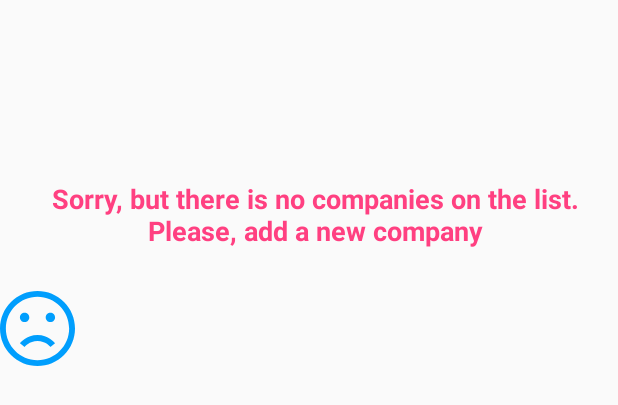
After one commit to SoulApps/PR11-Room, an Android app: the layout company_list_empty_view.xml on its own in the app's theme, with its tools: preview values and no code run, on a phone screen of 412 x 824 dp. The commit adds this screen. Shown: the top 405 px of the screen. Run offline under Robolectric (Android 15) with nearby library versions, the phone set to English and light mode, and no system bars.

Commit message:
v 0.4.1 errors
Errors in code

```diff
--- a/app/src/main/java/com/example/mc_ra/pr11_room/ui/company/CompanyListFragment.java
+++ b/app/src/main/java/com/example/mc_ra/pr11_room/ui/company/CompanyListFragment.java
@@ -24,6 +24,9 @@ import com.example.mc_ra.pr11_room.ui.main.MainActivityViewModel;
 import com.example.mc_ra.pr11_room.utils.RecyclerBindingAdapter;
 
 import java.util.List;
+
+import io.reactivex.android.schedulers.AndroidSchedulers;
+import io.reactivex.schedulers.Schedulers;
 
 public class CompanyListFragment extends Fragment implements RecyclerBindingAdapter.OnItemClickListener
         ,RecyclerBindingAdapter.OnItemLongClickListener{
--- /dev/null
+++ b/app/src/main/res/drawable/ic_sad.xml
@@ -0,0 +1,13 @@
+<vector android:height="50dp" android:viewportHeight="512.0"
+    android:viewportWidth="512.0" android:width="50dp"
+    xmlns:aapt="http://schemas.android.com/aapt" xmlns:android="http://schemas.android.com/apk/res/android">
+    <path android:pathData="M344.4,381.6c-1.3,-1.7 -33.2,-40.5 -88.4,-40.5c-55.8,0 -88,40 -88.3,40.4l-31.4,-24.8c1.8,-2.3 44.7,-55.6 119.7,-55.6s117.9,53.4 119.7,55.6L344.3,381.5L344.4,381.6zM437,437C485.4,388.7 512,324.4 512,256s-26.6,-132.7 -75,-181C388.7,26.6 324.4,0 256,0S123.3,26.6 75,75C26.6,123.3 0,187.6 0,256s26.6,132.7 75,181C123.3,485.4 187.6,512 256,512S388.7,485.4 437,437zM472,256c0,119.1 -96.9,216 -216,216S40,375.1 40,256S136.9,40 256,40S472,136.9 472,256zM168,212.1c17.7,0 32,-14.3 32,-32s-14.3,-32 -32,-32s-32,14.3 -32,32S150.3,212.1 168,212.1zM344,212.1c17.7,0 32,-14.3 32,-32s-14.3,-32 -32,-32s-32,14.3 -32,32S326.3,212.1 344,212.1z">
+        <aapt:attr name="android:fillColor">
+            <gradient android:endX="131072.0" android:endY="-510.0"
+                android:startX="131072.0" android:startY="-262654.0" android:type="linear">
+                <item android:color="#FF2AF598" android:offset="0.0"/>
+                <item android:color="#FF009EFD" android:offset="1.0"/>
+            </gradient>
+        </aapt:attr>
+    </path>
+</vector>
--- a/app/src/main/res/layout/activity_company_detail.xml
+++ b/app/src/main/res/layout/activity_company_detail.xml
@@ -23,7 +23,7 @@
             app:item="@{item}" />
 
         <android.support.design.widget.FloatingActionButton
-            android:id="@+id/fab"
+            android:id="@+id/company_detail_fab"
             android:layout_width="wrap_content"
             android:layout_height="wrap_content"
             android:layout_gravity="bottom|end"
--- /dev/null
+++ b/app/src/main/res/layout/company_list_empty_view.xml
@@ -0,0 +1,34 @@
+<?xml version="1.0" encoding="utf-8"?>
+<android.support.constraint.ConstraintLayout xmlns:android="http://schemas.android.com/apk/res/android"
+    xmlns:app="http://schemas.android.com/apk/res-auto"
+    xmlns:tools="http://schemas.android.com/tools"
+    android:layout_width="match_parent"
+    android:layout_height="match_parent">
+
+    <TextView
+        android:id="@+id/textView2"
+        android:layout_width="384dp"
+        android:layout_height="66dp"
+        android:layout_marginStart="8dp"
+        android:layout_marginTop="120dp"
+        android:text="Sorry, but there is no companies on the list. Please, add a new company"
+        android:textAlignment="center"
+        android:textColor="@color/colorAccent"
+        android:textSize="18sp"
+        android:textStyle="bold"
+        app:layout_constraintEnd_toEndOf="parent"
+        app:layout_constraintStart_toStartOf="parent"
+        app:layout_constraintTop_toTopOf="parent" />
+
+    <ImageView
+        android:id="@+id/imageView2"
+        android:layout_width="wrap_content"
+        android:layout_height="50dp"
+        android:layout_marginBottom="8dp"
+        android:layout_marginTop="8dp"
+        app:layout_constraintBottom_toBottomOf="parent"
+        app:layout_constraintTop_toBottomOf="@+id/textView2"
+        app:layout_constraintVertical_bias="0.0"
+        app:srcCompat="@drawable/ic_sad"
+        tools:layout_editor_absoluteX="167dp" />
+</android.support.constraint.ConstraintLayout>
--- a/app/src/main/res/values/colors.xml
+++ b/app/src/main/res/values/colors.xml
@@ -2,5 +2,5 @@
 <resources>
     <color name="colorPrimary">#3F51B5</color>
     <color name="colorPrimaryDark">#303F9F</color>
-    <color name="colorAccent">#FF4081</color>
+    <color name="colorAccent">#ff4081</color>
 </resources>
```
Also changed, not shown: app/build.gradle (+11 -8 lines), app/src/main/java/com/example/mc_ra/pr11_room/data/Repository.java (+5 -3 lines), app/src/main/java/com/example/mc_ra/pr11_room/data/RepositoryImpl.java (+5 -3 lines), app/src/main/java/com/example/mc_ra/pr11_room/data/local/CompanyDao.java (+5 -3 lines), app/src/main/java/com/example/mc_ra/pr11_room/ui/company/CompanyDetailActivity.java (+6 -7 lines), app/src/main/java/com/example/mc_ra/pr11_room/ui/main/MainActivityViewModel.java (+3 -10 lines).
